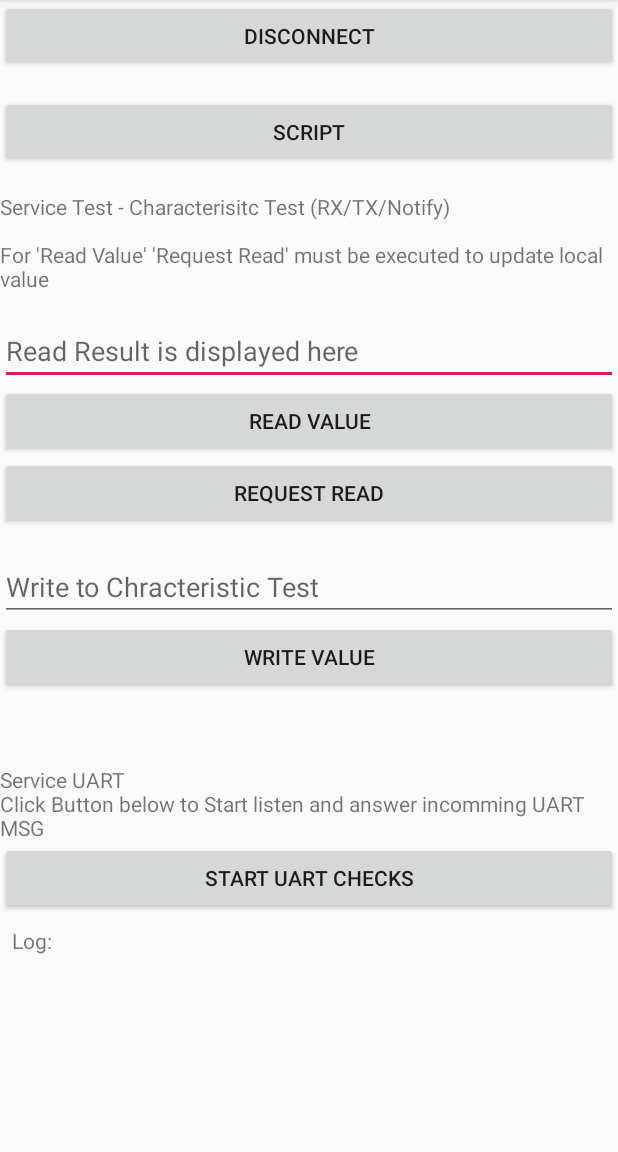
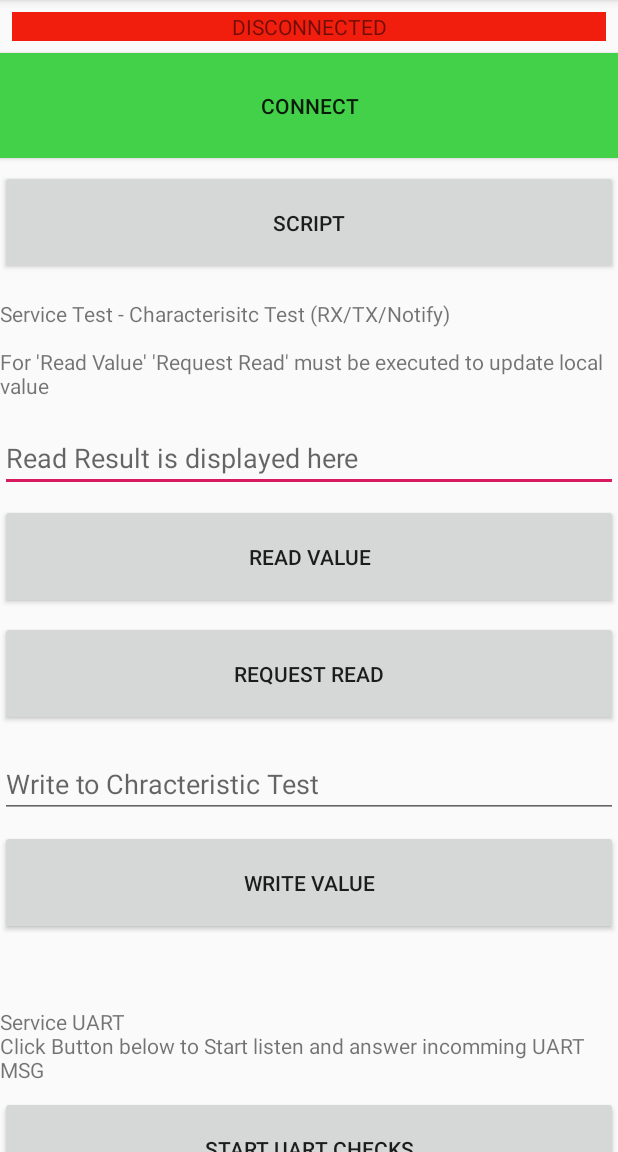
Before and after one commit to savejeff/Simple_Android_BLE_Example, an Android app: the screen it shows after launch (MainActivity), on a phone screen of 412 x 824 dp, the part 84-1236 px from its top. Run offline under Robolectric (Android 15) with nearby library versions, the phone set to English and light mode, and no system bars.

Commit message:
some further improvements taken from other Project. - Mainly Main UI

```diff
--- a/app/src/main/java/com/example/test_ble/MainActivity.java
+++ b/app/src/main/java/com/example/test_ble/MainActivity.java
@@ -1,14 +1,20 @@
 package com.example.test_ble;
 
+import android.Manifest;
+import android.content.pm.PackageManager;
 import android.os.Bundle;
 import android.os.Handler;
 import android.util.Log;
 import android.view.View;
+import android.widget.Button;
 import android.widget.EditText;
 import android.widget.TextView;
 
 import androidx.appcompat.app.AppCompatActivity;
+import androidx.core.app.ActivityCompat;
+import androidx.core.content.ContextCompat;
 
+import static com.example.test_ble.global.DisplayToast;
 import static java.lang.String.format;
 
 public class MainActivity extends AppCompatActivity {
@@ -17,6 +23,10 @@ public class MainActivity extends AppCompatActivity {
     public BLEManager BLEM;
 
     TextView TV_Out;
+    TextView TV_Status;
+    Button B_Disconnect;
+
+    boolean UpdateUART = false;
 
     //Timer that recularly calles itself
     Handler timerHandler = new Handler();
@@ -24,7 +34,13 @@ public class MainActivity extends AppCompatActivity {
 
         @Override
         public void run() {
-            Update_UART_RX();
+            runOnUiThread(new Runnable() {
+                @Override
+                public void run() {
+                    Update_UI();
+                }
+            });
+
             timerHandler.postDelayed(this, 100);
         }
     };
@@ -36,16 +52,64 @@ public class MainActivity extends AppCompatActivity {
         setContentView(R.layout.activity_main);
         Log.e(TAG,"onCreate()");
 
+        checkPermission();
+
         TV_Out = findViewById(R.id.TV_OUT);
+        TV_Status = findViewById(R.id.TV_Status);
+        B_Disconnect = findViewById(R.id.B_Disconnect);
 
         global.getInstance().init(this);
 
         String YOUR_DEVICE_NAME = "BLE_TEST_SERVER";
 
-        BLEM = global.getInstance().bleManager;
+        BLEM = global.getInstance().BLEMan;
 
-        BLEM.Connect(this, YOUR_DEVICE_NAME);
+        if(!BLEM.isBluetoothEnabled())
+        {
+            DisplayToast("Bluetooth disabled");
+        }
+        else
+            BLEM.Connect(this, YOUR_DEVICE_NAME);
 
+
+        //Start UI Update Timer
+        timerHandler.postDelayed(timerRunnable, 0);
+
+    }
+
+    public void checkPermission()
+    {
+        // Here, thisActivity is the current activity
+        if (ContextCompat.checkSelfPermission(this,
+                Manifest.permission.ACCESS_FINE_LOCATION)
+                != PackageManager.PERMISSION_GRANTED) {
+
+            // Permission is not granted
+            // Should we show an explanation?
+
+            // No explanation needed; request the permission
+            ActivityCompat.requestPermissions(this,
+                    new String[]{Manifest.permission.ACCESS_FINE_LOCATION},
+                    0);
+            /*
+            if (ActivityCompat.shouldShowRequestPermissionRationale(this, Manifest.permission.ACCESS_FINE_LOCATION)) {
+                // Show an explanation to the user *asynchronously* -- don't block
+                // this thread waiting for the user's response! After the user
+                // sees the explanation, try again to request the permission.
+            } else {
+                // No explanation needed; request the permission
+                ActivityCompat.requestPermissions(this,
+                        new String[]{Manifest.permission.ACCESS_FINE_LOCATION},
+                        0);
+
+                // MY_PERMISSIONS_REQUEST_READ_CONTACTS is an
+                // app-defined int constant. The callback method gets the
+                // result of the request.
+            }*/
+        } else {
+            // Permission has already been granted
+            Log.e(TAG, "Permission granted");
+        }
     }
 
 
@@ -67,6 +131,21 @@ public class MainActivity extends AppCompatActivity {
         });
     }
 
+
+    public void Update_UI()
+    {
+        TV_Status.setText(BLEM.isConnected()? format("CONNECTED to %s", BLEM.SERVER_NAME) : "DISCONNECTED");
+        TV_Status.setBackgroundColor(ContextCompat.getColor(this, (BLEM.isConnected()? R.color.color_green : R.color.color_red)));
+
+        B_Disconnect.setText(BLEM.isConnected()? "DISCONNECT" : "CONNECT");
+        B_Disconnect.setBackgroundColor(ContextCompat.getColor(this, (BLEM.isConnected()? R.color.color_red : R.color.color_green)));
+
+        if(UpdateUART)
+            Update_UART_RX();
+    }
+
+
+
     public void Update_UART_RX()
     {
         if(!BLEM.isConnected())
@@ -82,9 +161,13 @@ public class MainActivity extends AppCompatActivity {
         }
     }
 
+
     public void B_Disconnect_onClick(View v)
     {
-        BLEM.Disconnect();
+        if(BLEM.isConnected())
+            BLEM.Disconnect();
+        else
+            BLEM.Connect(this);
     }
 
     public void B_Scripting_onClick(View v)
@@ -101,13 +184,8 @@ public class MainActivity extends AppCompatActivity {
     public void B_StartUARTCheck_onClick(View v)
     {
         Log.e(TAG, "Scripting");
-        timerHandler.postDelayed(timerRunnable, 0);
-        /*
-        if(BLEM.UART_Available()) {
-            BLEM.UART_Write("MSG recieved!");
-            Log("UART", BLEM.UART_Read());
-        }
-         */
+
+        UpdateUART = true;
     }
 
     public void B_ReadValue_onClick(View v)
@@ -125,7 +203,7 @@ public class MainActivity extends AppCompatActivity {
     {
         Log.e(TAG, "RQST Read Value");
 
-        global.getInstance().bleManager.RQST_ReadValue(global.getInstance().bleManager.CHARACTERISTIC_TEST);
+        global.getInstance().BLEMan.RQST_ReadValue(global.getInstance().BLEMan.CHARACTERISTIC_TEST);
     }
 
     public void B_WriteValue_onClick(View v)
@@ -134,7 +212,17 @@ public class MainActivity extends AppCompatActivity {
 
         String value_string = ((EditText) findViewById(R.id.ET_Value)).getText().toString();
 
-        global.getInstance().bleManager.WriteValue(global.getInstance().bleManager.CHARACTERISTIC_TEST, value_string);
+        global.getInstance().BLEMan.WriteValue(global.getInstance().BLEMan.CHARACTERISTIC_TEST, value_string);
     }
 
+
+    public void B_WriteUART_onClick(View v)
+    {
+        Log.e(TAG, "RQST Read Value");
+        EditText ET_WriteUART =  findViewById(R.id.ET_WriteUART);
+        BLEM.UART_Write(ET_WriteUART.getText().toString());
+        ET_WriteUART.setText("");
+    }
+
+
 }
--- a/app/src/main/java/com/example/test_ble/global.java
+++ b/app/src/main/java/com/example/test_ble/global.java
@@ -2,7 +2,11 @@ package com.example.test_ble;
 
 import android.app.Activity;
 import android.content.Context;
+import android.os.Looper;
 import android.util.Log;
+import android.widget.Toast;
+
+import static java.lang.String.format;
 
 public class global {
     private static final global ourInstance = new global();
@@ -13,14 +17,14 @@ public class global {
 
     public Context context;
 
-    public BLEManager bleManager;
+    public BLEManager BLEMan;
 
 
     void init(Activity activity)
     {
         this.context = activity;
 
-        bleManager = new BLEManager(activity);
+        BLEMan = new BLEManager(activity);
     }
 
 
@@ -30,6 +34,32 @@ public class global {
         Log(TAG + ": " + MSG + "\n");
     }
 
+
+    /**
+     * return String of R.String Res
+     */
+    public static String getR_String(int id) {
+        return global.getInstance().context.getResources().getString(id);
+    }
+
+
+
+    public static void DisplayToast(String Text) {
+        try {
+            if (Looper.getMainLooper().getThread() == Thread.currentThread()) {
+                Toast.makeText(global.getInstance().context, Text, Toast.LENGTH_LONG).show();
+            }
+            else
+            {
+                Log.e("global", format("Toast could not be displayed - not on UI Thread\n'%s'", Text));
+            }
+        }
+        catch (Exception ex)
+        {
+            ex.printStackTrace();
+        }
+    }
+
     public static void Log(final String MSG) {
         global.getInstance().DEBUG_LOG += MSG;
     }
--- a/app/src/main/res/layout/activity_main.xml
+++ b/app/src/main/res/layout/activity_main.xml
@@ -13,20 +13,33 @@
         >
 
 
+        <TextView
 
+            android:id="@+id/TV_Status"
+            android:layout_width="match_parent"
+            android:layout_height="wrap_content"
+            android:layout_marginStart="8dp"
+            android:layout_marginTop="8dp"
+            android:layout_marginEnd="8dp"
+            android:text="STATUS"
+            android:textAlignment="center"
+            />
 
 
         <Button
-
+            android:layout_marginTop="8dp"
+            android:paddingVertical="25dp"
             android:layout_width="match_parent"
             android:layout_height="wrap_content"
+
             android:text="Disconnect"
             android:id="@+id/B_Disconnect"
             android:onClick="B_Disconnect_onClick"/>
 
 
         <Button
-            android:layout_marginTop="16dp"
+            android:layout_marginTop="8dp"
+            android:paddingVertical="25dp"
             android:layout_width="match_parent"
             android:layout_height="wrap_content"
             android:text="Script"
@@ -52,7 +65,8 @@
 
 
         <Button
-
+            android:layout_marginTop="8dp"
+            android:paddingVertical="25dp"
             android:layout_width="match_parent"
             android:layout_height="wrap_content"
             android:text="Read Value"
@@ -60,6 +74,8 @@
             android:onClick="B_ReadValue_onClick"/>
 
         <Button
+            android:layout_marginTop="8dp"
+            android:paddingVertical="25dp"
             android:layout_width="match_parent"
             android:layout_height="wrap_content"
             android:text="Request Read"
@@ -76,6 +92,8 @@
             />
 
         <Button
+            android:layout_marginTop="8dp"
+            android:paddingVertical="25dp"
             android:layout_width="match_parent"
             android:layout_height="wrap_content"
             android:text="Write Value"
@@ -93,11 +111,30 @@
 
 
         <Button
+            android:layout_marginTop="8dp"
+            android:paddingVertical="25dp"
             android:layout_width="match_parent"
             android:layout_height="wrap_content"
             android:text="Start UART Checks"
             android:id="@+id/B_StartUARTCheck"
             android:onClick="B_StartUARTCheck_onClick"/>
+
+        <EditText
+            android:layout_marginTop="16dp"
+            android:layout_width="match_parent"
+            android:layout_height="wrap_content"
+            android:hint="Send over UART"
+            android:id="@+id/ET_WriteUART"
+            />
+
+        <Button
+            android:layout_marginTop="8dp"
+            android:paddingVertical="25dp"
+            android:layout_width="match_parent"
+            android:layout_height="wrap_content"
+            android:text="Write UART"
+            android:id="@+id/B_WriteUART"
+            android:onClick="B_WriteUART_onClick"/>
 
         <TextView
             android:id="@+id/TV_OUT"
```
Also changed, not shown: app/src/main/res/values/colors.xml (+17 -0 lines).
